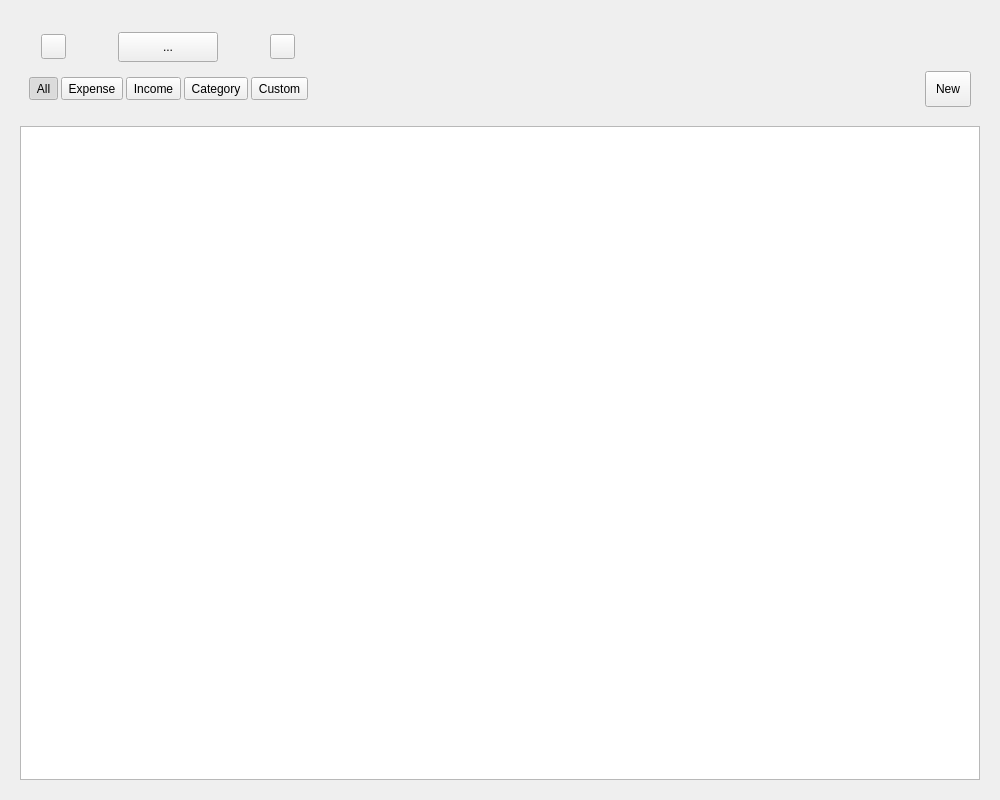
The window that Desktop/Pages/Transactions/TransactionsPage.ui (david4more/CoinWarden) describes before a commit, drawn with Qt 5.
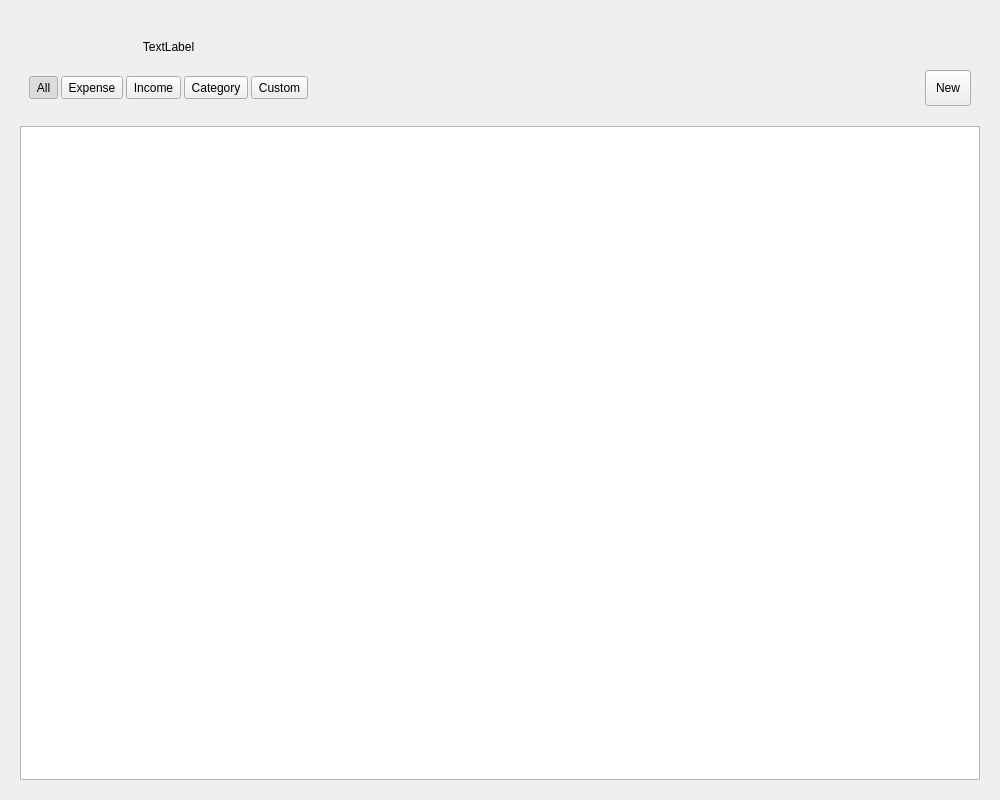
The same window after the commit. Icons and pictures are not drawn.

Patch:
```diff
--- a/Desktop/Pages/Transactions/TransactionsPage.ui
+++ b/Desktop/Pages/Transactions/TransactionsPage.ui
@@ -124,6 +124,9 @@
               <iconset resource="../../Files/files.qrc">
                <normaloff>:/left</normaloff>:/left</iconset>
              </property>
+             <property name="autoRaise">
+              <bool>true</bool>
+             </property>
             </widget>
            </item>
            <item>
@@ -143,24 +146,15 @@
             </spacer>
            </item>
            <item>
-            <widget class="QToolButton" name="dateButton">
-             <property name="sizePolicy">
-              <sizepolicy hsizetype="Fixed" vsizetype="Fixed">
-               <horstretch>0</horstretch>
-               <verstretch>0</verstretch>
-              </sizepolicy>
-             </property>
-             <property name="minimumSize">
-              <size>
-               <width>100</width>
-               <height>30</height>
-              </size>
-             </property>
+            <widget class="QLabel" name="date">
              <property name="styleSheet">
-              <string notr="true">padding: 2px 2px;</string>
+              <string notr="true">font: 600 12pt &quot;Sans Serif&quot;;</string>
              </property>
              <property name="text">
-              <string>...</string>
+              <string>TextLabel</string>
+             </property>
+             <property name="alignment">
+              <set>Qt::AlignmentFlag::AlignCenter</set>
              </property>
             </widget>
            </item>
@@ -192,6 +186,9 @@
               <iconset resource="../../Files/files.qrc">
                <normaloff>:/right</normaloff>:/right</iconset>
              </property>
+             <property name="autoRaise">
+              <bool>true</bool>
+             </property>
             </widget>
            </item>
           </layout>
```
Left out of the diff: 4 changed lines with no effect on the pictures.
